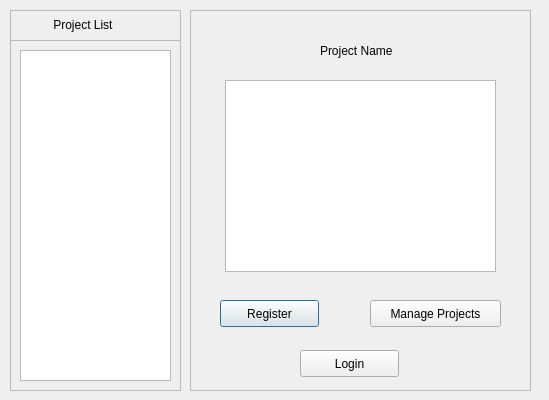
Qt form studentprojectregisterview.ui (abhinavthukral28/stuPID) before a commit.
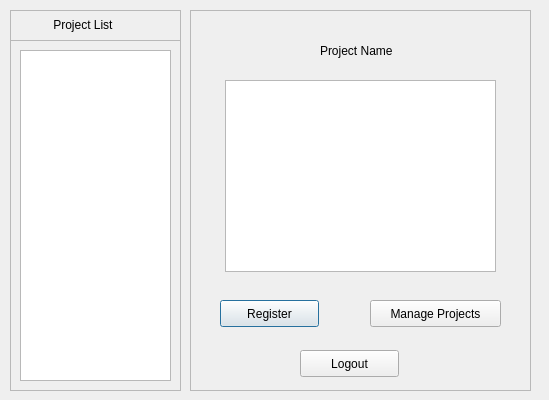
The same form after that commit.

Commit message: changed button name oops

Diff of the .ui file:
```diff
--- a/studentprojectregisterview.ui
+++ b/studentprojectregisterview.ui
@@ -87,7 +87,7 @@
      </rect>
     </property>
     <property name="text">
-     <string>Login</string>
+     <string>Logout</string>
     </property>
    </widget>
   </widget>
```
